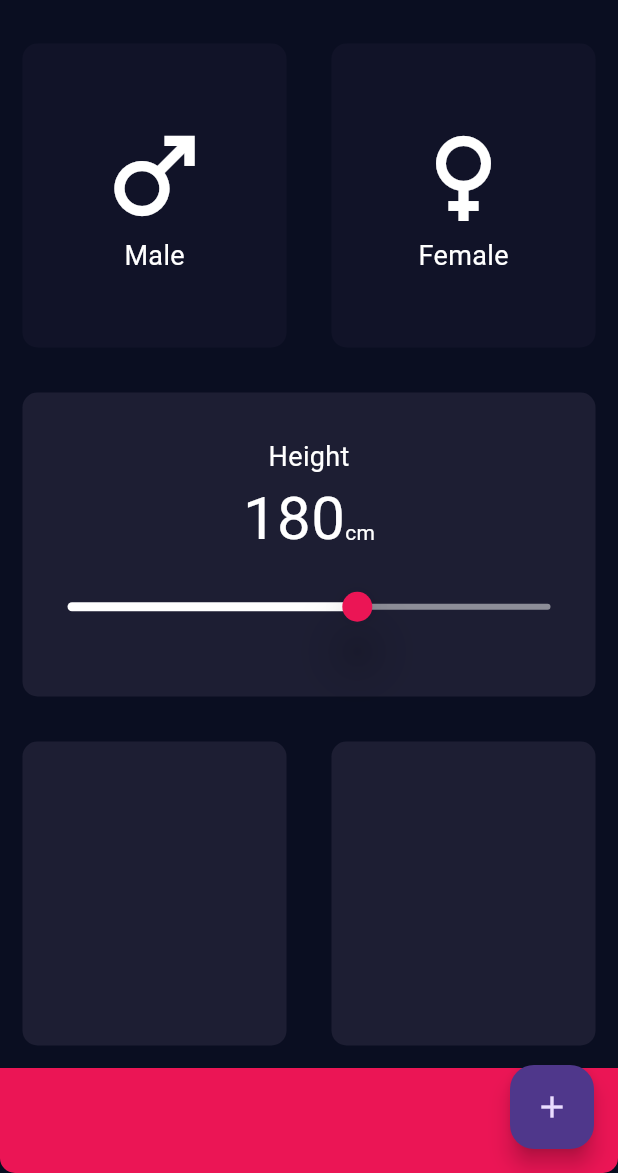
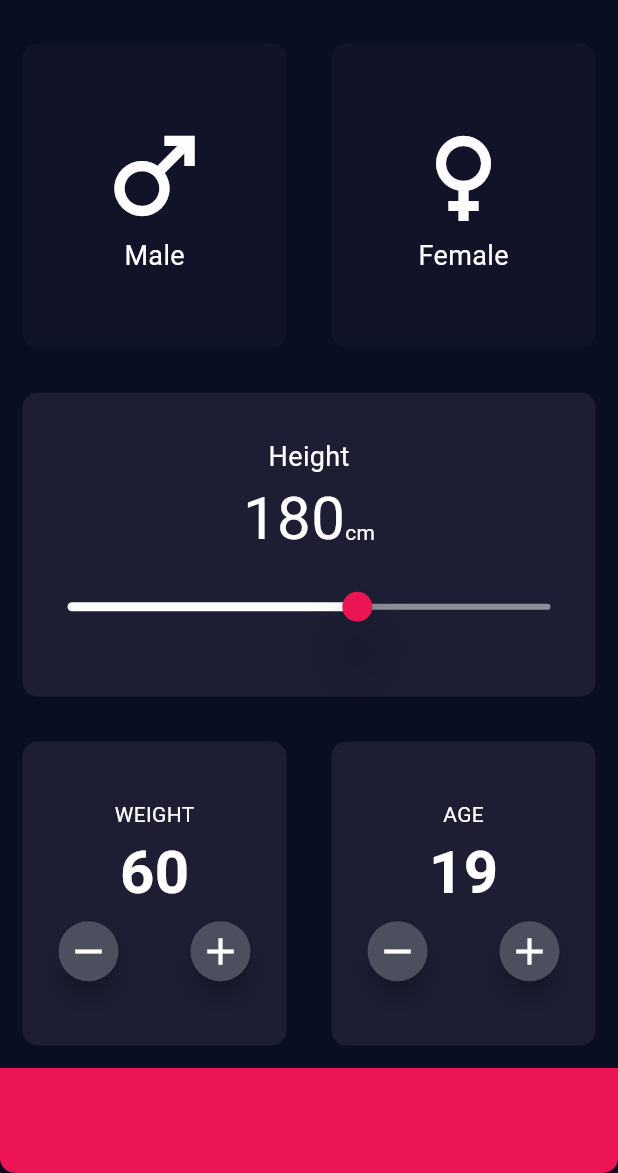
Before and after one commit to Gul-Is-Here/BMI-Calculator, a Flutter app: the screen it shows after launch, on a phone screen of 412 x 824 dp, the part 63-1236 px from its top. Run offline on Flutter 3.47's test engine with Material 3 defaults, Android fonts, the phone set to English and light mode, and no system bars.

Commit message:
'BMI Calculator main screen design and functionality is Complete'

```diff
--- a/lib/Input_page.dart
+++ b/lib/Input_page.dart
@@ -1,4 +1,5 @@
 import 'package:bmi_calculator/bottom_container_widget.dart';
+import 'package:bmi_calculator/bottom_button_widget.dart';
 import 'package:bmi_calculator/constant.dart';
 import 'package:bmi_calculator/container_widget.dart';
 import 'package:bmi_calculator/resuableslider_widget.dart';
@@ -16,19 +17,40 @@ class InputPage extends StatefulWidget {
 class _InputPageState extends State<InputPage> {
   Gender? selectedGender;
   int height = 180;
+  int wight = 60;
+  int age = 19;
+  void increaseWight() {
+    setState(() {
+      wight = wight + 1;
+    });
+  }
+
+  void reduceWight() {
+    setState(() {
+      wight = wight - 1;
+    });
+  }
+
+  void increaseAge() {
+    setState(() {
+      age = age + 1;
+    });
+  }
+
+  void reduceAge() {
+    setState(() {
+      age = age - 1;
+    });
+  }
+
   @override
   Widget build(BuildContext context) {
     return Scaffold(
         appBar: AppBar(
           title: const Text('BMI Calculator'),
         ),
-        floatingActionButton: FloatingActionButton(
-          onPressed: () {},
-          child: const Icon(Icons.add),
-        ),
         body: Column(
           crossAxisAlignment: CrossAxisAlignment.stretch,
-          // mainAxisAlignment: MainAxisAlignment.center,
           children: [
             Expanded(
               child: Row(
@@ -65,29 +87,29 @@ class _InputPageState extends State<InputPage> {
               ),
             ),
             const ResuableSilderWidget(),
-            const Expanded(
+            Expanded(
               child: Row(
                 children: [
                   BottomContainerWidget(
-                    color: kActiveCardColor,
+                    number: wight,
+                    text: 'WEIGHT',
+                    onTap2: reduceWight,
+                    rIcon: Icons.remove,
+                    onTap: increaseWight,
+                    pIcon: Icons.add,
                   ),
                   BottomContainerWidget(
-                    color: kActiveCardColor,
+                    number: age,
+                    text: 'AGE',
+                    onTap2: reduceAge,
+                    rIcon: Icons.remove,
+                    onTap: increaseAge,
+                    pIcon: Icons.add,
                   ),
                 ],
               ),
             ),
-            Container(
-              width: double.infinity,
-              height: kBottomContainerHeight,
-              decoration: const BoxDecoration(
-                borderRadius: BorderRadius.only(
-                  bottomLeft: Radius.circular(10),
-                  bottomRight: Radius.circular(10),
-                ),
-                color: kBottomContainerColor,
-              ),
-            )
+            BottomButtonWidget()
           ],
         ));
   }
--- /dev/null
+++ b/lib/bottom_button_widget.dart
@@ -0,0 +1,26 @@
+import 'package:bmi_calculator/constant.dart';
+import 'package:flutter/material.dart';
+
+class BottomButtonWidget extends StatefulWidget {
+  const BottomButtonWidget({super.key});
+
+  @override
+  State<BottomButtonWidget> createState() => _BottomButtonWidget();
+}
+
+class _BottomButtonWidget extends State<BottomButtonWidget> {
+  @override
+  Widget build(BuildContext context) {
+    return Container(
+      width: double.infinity,
+      height: kBottomContainerHeight,
+      decoration: const BoxDecoration(
+        borderRadius: BorderRadius.only(
+          bottomLeft: Radius.circular(10),
+          bottomRight: Radius.circular(10),
+        ),
+        color: kBottomContainerColor,
+      ),
+    );
+  }
+}
--- a/lib/bottom_container_widget.dart
+++ b/lib/bottom_container_widget.dart
@@ -1,8 +1,22 @@
+import 'package:bmi_calculator/constant.dart';
 import 'package:flutter/material.dart';
+import 'package:flutter/widgets.dart';
 
 class BottomContainerWidget extends StatelessWidget {
-  const BottomContainerWidget({super.key,required this.color});
-  final Color color;
+  const BottomContainerWidget(
+      {super.key,
+      required this.onTap2,
+      required this.number,
+      required this.pIcon,
+      required this.onTap,
+      required this.text,
+      required this.rIcon});
+  final IconData pIcon;
+  final IconData rIcon;
+  final void Function() onTap;
+  final void Function() onTap2;
+  final String text;
+  final int number;
 
   @override
   Widget build(BuildContext context) {
@@ -10,8 +24,53 @@ class BottomContainerWidget extends StatelessWidget {
       child: Container(
         margin: EdgeInsets.all(15),
         decoration: BoxDecoration(
-          color: color,
+          color: kActiveCardColor,
           borderRadius: BorderRadius.circular(10),
+        ),
+        child: Column(
+          mainAxisAlignment: MainAxisAlignment.center,
+          children: [
+            Text(text),
+            Text(
+              number.toString(),
+              style: const TextStyle(fontSize: 40, fontWeight: FontWeight.bold),
+            ),
+            Row(
+              mainAxisAlignment: MainAxisAlignment.spaceAround,
+              children: [
+                FloatingActionButton(
+                  elevation: 6.0,
+                  mini: true,
+                  foregroundColor: Colors.white,
+                  backgroundColor: const Color(0xFF4C4F5E),
+                  shape: RoundedRectangleBorder(
+                      borderRadius: BorderRadius.circular(50)),
+                  onPressed: onTap2,
+                  child: Icon(
+                    rIcon,
+                    weight: 40.0,
+                    color: Colors.white,
+                    size: 30,
+                  ),
+                ),
+                FloatingActionButton(
+                  elevation: 6.0,
+                  mini: true,
+                  foregroundColor: Colors.white,
+                  backgroundColor: const Color(0xFF4C4F5E),
+                  shape: RoundedRectangleBorder(
+                      borderRadius: BorderRadius.circular(50)),
+                  onPressed: onTap,
+                  child: Icon(
+                    pIcon,
+                    weight: 40.0,
+                    color: Colors.white,
+                    size: 30,
+                  ),
+                ),
+              ],
+            )
+          ],
         ),
       ),
     );
```
